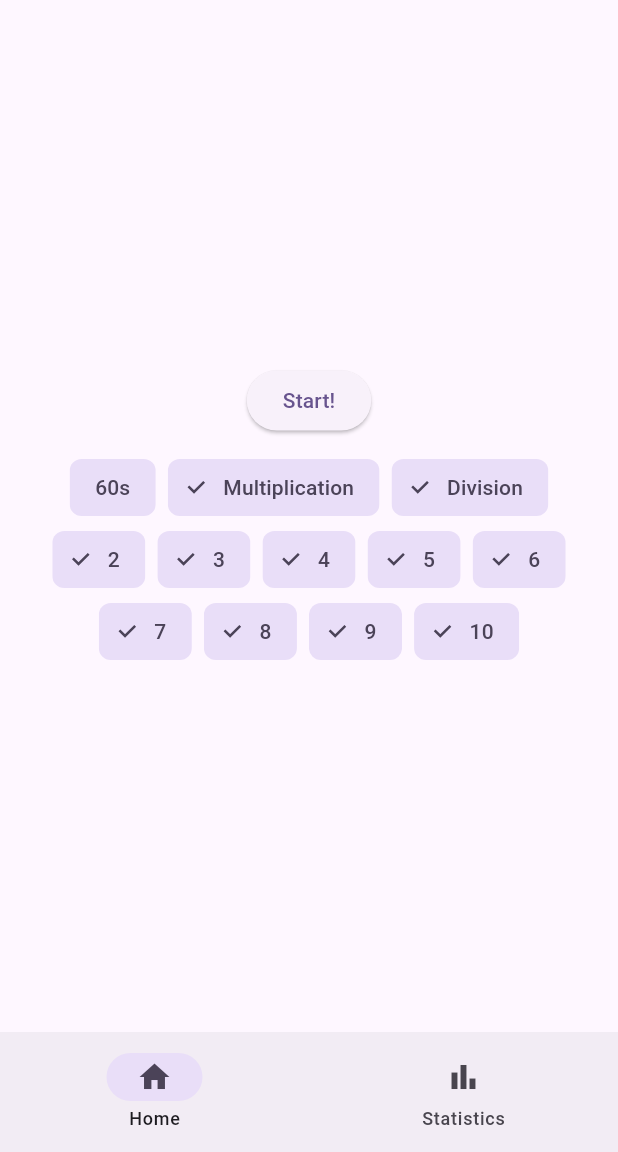
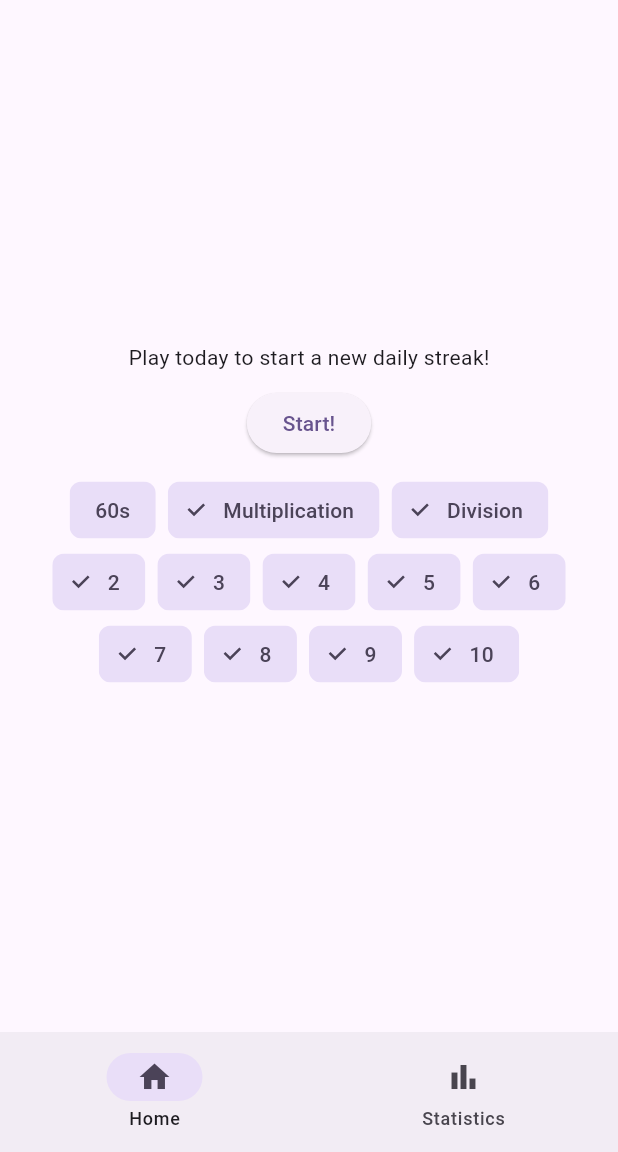
Before and after one commit to walles/ttt, a Flutter app: the screen it shows after launch, on a phone screen of 412 x 824 dp, the part 84-1236 px from its top. Run offline on Flutter 3.47's test engine with Material 3 defaults, Android fonts, the phone set to English and light mode, and no system bars; our stand-ins replace get_storage, just_audio; generated files the repository leaves out were written again.

Commit message:
Show daily streak statistics
On the start screen and on the statistics screen.

```diff
--- a/lib/l10n/app_en.arb
+++ b/lib/l10n/app_en.arb
@@ -7,6 +7,9 @@
     "done_stats": "You got {rightOnFirstAttempt} correct answers in {totalSeconds} seconds at {perQuestionSeconds} seconds per answer.",
     "today_stats": "Today you spent {minutes}m{seconds}s on {assignmentsTodayCount} assignments over {rounds} rounds.",
     "todays_hardest": "Today's hardest question was {question_with_answer}. At best it took you {seconds}s.",
+    "streak_play_to_start_a_new_one": "Play today to start a new daily streak!",
+    "streak_play_today_to_extend": "{n} day streak, play today to make it a {n_plus_1} day streak!",
+    "streak_you_have_an_n_day_streak": "You have a {n} day streak!",
     "@done_stats": {
         "placeholders": {
             "rightOnFirstAttempt": {
--- a/lib/l10n/app_sv.arb
+++ b/lib/l10n/app_sv.arb
@@ -7,6 +7,9 @@
     "done_stats": "Du fick {rightOnFirstAttempt} rätt på {totalSeconds} sekunder, eller {perQuestionSeconds} sekunder per svar.",
     "today_stats": "I dag har du spenderat {minutes}m{seconds}s på {assignmentsTodayCount} uppgifter fördelat på {rounds} rundor.",
     "todays_hardest": "Dagens svåraste fråga var {question_with_answer}. Som bäst tog den dig {seconds}s.",
+    "streak_play_to_start_a_new_one": "Spela i dag för att starta en ny daglig svit!",
+    "streak_play_today_to_extend": "{n} dagars svit, spela i dag för att få upp den till {n_plus_1} dagar!",
+    "streak_you_have_an_n_day_streak": "Du har spelat {n} dag(ar) på raken!",
     "help": "Hjälp",
     "home": "Hem",
     "a_game_to_help_you_learn_times_tables": "Ett multiplikationstabellsspel",
--- a/lib/long_term_stats.dart
+++ b/lib/long_term_stats.dart
@@ -226,6 +226,24 @@ class LongTermStats {
         oneDecimal.format(hardest.value.inMilliseconds / 1000.0));
   }
 
+  String getStreak(BuildContext context) {
+    if (_streak == null) {
+      return AppLocalizations.of(context)!.streak_play_to_start_a_new_one;
+    }
+
+    if (_streak!.length() == 0) {
+      return AppLocalizations.of(context)!.streak_play_to_start_a_new_one;
+    }
+
+    if (_streak!.playedToday()) {
+      return AppLocalizations.of(context)!
+          .streak_you_have_an_n_day_streak(_streak!.length());
+    }
+
+    return AppLocalizations.of(context)!
+        .streak_play_today_to_extend(_streak!.length(), _streak!.length() + 1);
+  }
+
   Map<String, dynamic> toJson() => {
         'assignments':
             _assignments.map((e) => e.toJson()).toList(growable: false),
--- a/lib/main.dart
+++ b/lib/main.dart
@@ -147,6 +147,8 @@ class _TttHomeScreenState extends State<TttHomeScreen> {
       }
     }
 
+    children.add(Text(_longTermStats.getStreak(context)));
+
     children.add(ElevatedButton(
         onPressed: () {
           setState(() {
@@ -229,6 +231,8 @@ class _TttHomeScreenState extends State<TttHomeScreen> {
 
   Widget _statsScreen() {
     List<Widget> children = [];
+
+    children.add(Text(_longTermStats.getStreak(context)));
 
     children.add(Text(_longTermStats.getTodayStats(context)));
 
```
Also changed, not shown: lib/streak.dart (+35 -8 lines).
